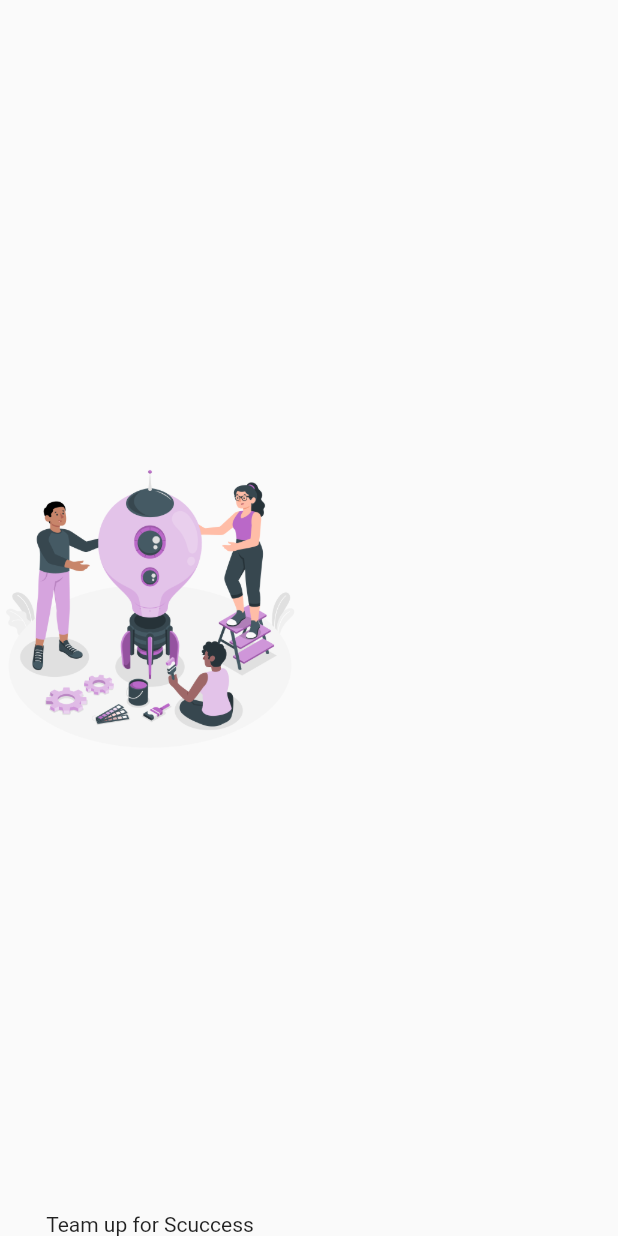
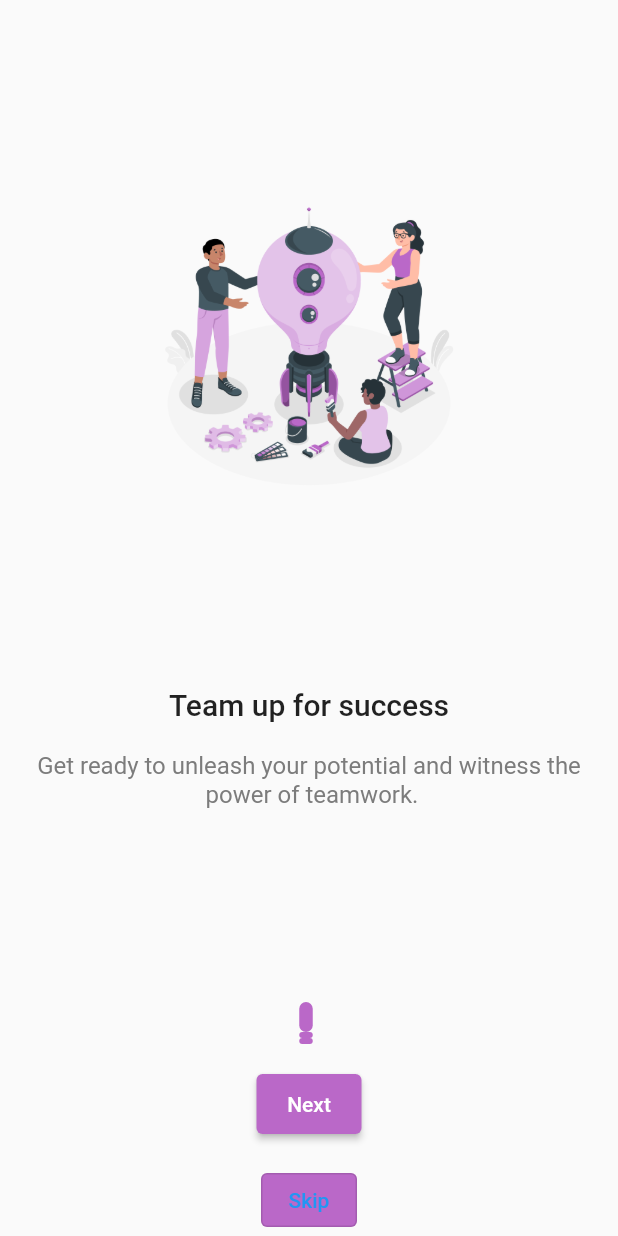
Before and after one commit to KendiJ/onboarding-screens, a Flutter app: the screen it shows after launch, on a phone screen of 412 x 824 dp. Run offline on Flutter 3.47's test engine with Material 2 defaults, Android fonts, the phone set to English and light mode, and no system bars.

Commit message:
Done Flow

```diff
--- a/lib/presentation/widgets/onboarding_screen.dart
+++ b/lib/presentation/widgets/onboarding_screen.dart
@@ -1,23 +1,188 @@
 import 'package:flutter/material.dart';
 
-class OnboardingPage extends StatelessWidget {
+class OnboardingPage extends StatefulWidget {
   const OnboardingPage({super.key});
+
+  @override
+  State<OnboardingPage> createState() => _OnboardingPageState();
+}
+
+class _OnboardingPageState extends State<OnboardingPage> {
+// add page controller
+  late PageController _pageController;
+
+  int _pageIndex = 0;
+
+  @override
+  void initState() {
+    _pageController = PageController(initialPage: 0);
+    super.initState();
+  }
+
+  // dispose page controller
+  @override
+  void dispose() {
+    _pageController.dispose();
+    super.dispose();
+  }
 
   @override
   Widget build(BuildContext context) {
     return Scaffold(
-      body: Column(
-        children: [
-          const Spacer(),
-          Image.asset(
-            'assets/images/one.png',
-            height: 200,
-          ),
-          const Spacer(),
-          const Text("Team up for Scuccess"),
-
-        ],
+      body: SafeArea(
+        child: Column(
+          children: [
+            Expanded(
+              child: PageView.builder(
+                itemCount: demo_data.length,
+                controller: _pageController,
+                onPageChanged: (index) {
+                  setState(() {
+                    _pageIndex = index;
+                  });
+                },
+                itemBuilder: (context, index) => Onboarding(
+                  image: demo_data[index].image,
+                  title: demo_data[index].title,
+                  description: demo_data[index].description,
+                ),
+              ),
+            ),
+            // DotIndicator(),
+            ...List.generate(
+              demo_data.length,
+              (index) => Padding(
+                padding: const EdgeInsets.only(right: 4),
+                child: DotIndicator(isActive: index == _pageIndex),
+              ),
+            ),
+            const SizedBox(height: 20),
+            SizedBox(
+              height: 40,
+              width: 70,
+              child: ElevatedButton(
+                onPressed: () {
+                  _pageController.nextPage(
+                    duration: const Duration(milliseconds: 500),
+                    curve: Curves.ease,
+                  );
+                },
+                style: ElevatedButton.styleFrom(
+                  backgroundColor: Colors.purple[300],
+                ),
+                child: const Text(
+                  "Next",
+                ),
+              ),
+            ),
+            const SizedBox(height: 20),
+            SizedBox(
+              child: OutlinedButton(
+                onPressed: () {},
+                style: ElevatedButton.styleFrom(
+                  backgroundColor: Colors.purple[300],
+                ),
+                child: const Text("Skip"),
+              ),
+            ),
+          ],
+        ),
       ),
     );
   }
 }
+
+class DotIndicator extends StatelessWidget {
+  const DotIndicator({
+    super.key,
+    this.isActive = false,
+  });
+
+  final bool isActive;
+
+  @override
+  Widget build(BuildContext context) {
+    return Container(
+      height: isActive ? 020 : 4,
+      width: 9,
+      decoration: BoxDecoration(
+        color: Colors.purple[300],
+        borderRadius: BorderRadius.circular(10),
+      ),
+    );
+  }
+}
+
+// add onboarding widget
+class Onboard {
+  const Onboard({
+    required this.image,
+    required this.title,
+    required this.description,
+  });
+
+  final String image, title, description;
+}
+
+final List<Onboard> demo_data = [
+  const Onboard(
+    image: 'assets/images/one.png',
+    title: 'Team up for success',
+    description:
+        'Get ready to unleash your potential and witness the \n power of teamwork.',
+  ),
+  const Onboard(
+    image: 'assets/images/two.png',
+    title: 'User Friendly at its best',
+    description:
+        'Discover the essence of user-friendliness as our \n interface empowers you to achieve more.',
+  ),
+  const Onboard(
+    image: 'assets/images/three.png',
+    title: 'Easy Tesk Creation',
+    description:
+        'Quickly add tasks, set due dates and add \n discriptions with ease using our app',
+  ),
+];
+
+class Onboarding extends StatelessWidget {
+  const Onboarding({
+    super.key,
+    required this.image,
+    required this.title,
+    required this.description,
+  });
+
+  final String image, title, description;
+
+  @override
+  Widget build(BuildContext context) {
+    return Column(
+      children: [
+        const Spacer(),
+        Center(
+          child: Image.asset(
+            image,
+            height: 200,
+          ),
+        ),
+        const Spacer(),
+        Text(
+          title,
+          textAlign: TextAlign.center,
+          style: Theme.of(context).textTheme.titleLarge,
+        ),
+        const SizedBox(height: 20),
+        Text(
+          description,
+          textAlign: TextAlign.center,
+          style: const TextStyle(
+            fontSize: 16,
+            color: Color(0xFF7C7C7C),
+          ),
+        ),
+        const Spacer(),
+      ],
+    );
+  }
+}
```
